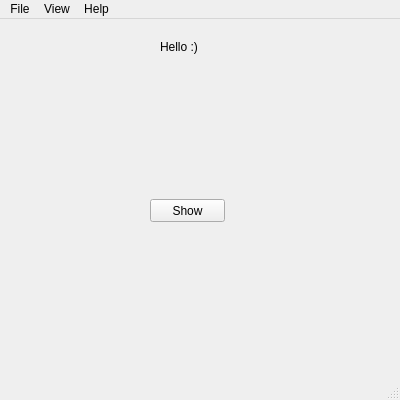
PawelDarlak/DiopomatCalc, file mwdDiopomat.ui: the form before one commit.
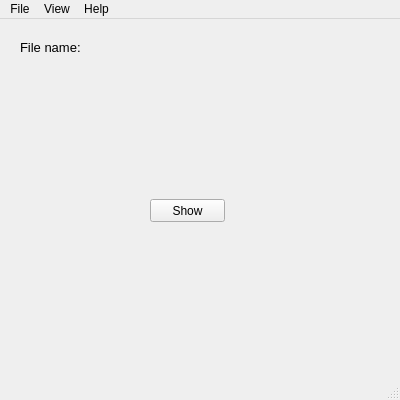
The form after the commit. Icons and pictures are not drawn.

What changed in the file:
```diff
--- a/mwdDiopomat.ui
+++ b/mwdDiopomat.ui
@@ -64,14 +64,19 @@
    <widget class="QLabel" name="label">
     <property name="geometry">
      <rect>
-      <x>160</x>
+      <x>20</x>
       <y>20</y>
-      <width>41</width>
+      <width>71</width>
       <height>16</height>
      </rect>
     </property>
+    <property name="font">
+     <font>
+      <pointsize>10</pointsize>
+     </font>
+    </property>
     <property name="text">
-     <string>Hello :)</string>
+     <string>File name:</string>
     </property>
    </widget>
   </widget>
```
Left out of the diff: 2 changed lines with no effect on the pictures.
